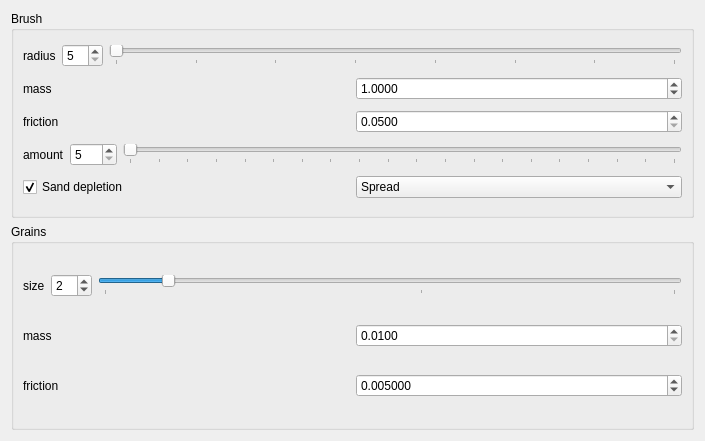
Old version of the form krita/plugins/paintops/sand/wdgsandoptions.ui in the repository KDE/calligra.
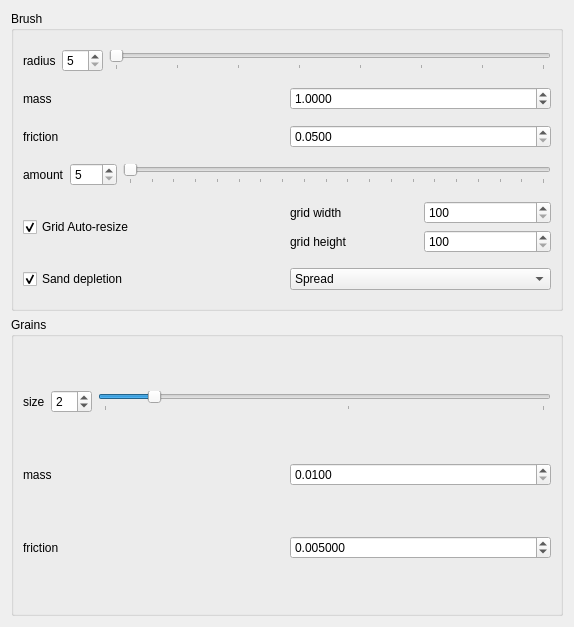
New version of the form.

The edit to the form file:
```diff
--- a/krita/plugins/paintops/sand/wdgsandoptions.ui
+++ b/krita/plugins/paintops/sand/wdgsandoptions.ui
@@ -6,8 +6,8 @@
    <rect>
     <x>0</x>
     <y>0</y>
-    <width>705</width>
-    <height>441</height>
+    <width>574</width>
+    <height>627</height>
    </rect>
   </property>
   <property name="sizePolicy">
@@ -183,6 +183,66 @@
           </item>
          </layout>
         </item>
+        <item>
+         <layout class="QHBoxLayout" name="gridLayout">
+          <item>
+           <widget class="QCheckBox" name="gridAutoResizeCHBox">
+            <property name="text">
+             <string>Grid Auto-resize</string>
+            </property>
+            <property name="checked">
+             <bool>true</bool>
+            </property>
+           </widget>
+          </item>
+          <item>
+           <layout class="QVBoxLayout" name="verticalLayout_3">
+            <item>
+             <layout class="QHBoxLayout" name="gWidthLayout">
+              <item>
+               <widget class="QLabel" name="gridWidthLabel">
+                <property name="text">
+                 <string>grid width</string>
+                </property>
+               </widget>
+              </item>
+              <item>
+               <widget class="QSpinBox" name="gridWidthSpinBox">
+                <property name="minimum">
+                 <number>100</number>
+                </property>
+                <property name="maximum">
+                 <number>9999</number>
+                </property>
+               </widget>
+              </item>
+             </layout>
+            </item>
+            <item>
+             <layout class="QHBoxLayout" name="gHeightLayout">
+              <item>
+               <widget class="QLabel" name="gridHeightLabel">
+                <property name="text">
+                 <string>grid height</string>
+                </property>
+               </widget>
+              </item>
+              <item>
+               <widget class="QSpinBox" name="gridHeightSpinBox">
+                <property name="minimum">
+                 <number>100</number>
+                </property>
+                <property name="maximum">
+                 <number>9999</number>
+                </property>
+               </widget>
+              </item>
+             </layout>
+            </item>
+           </layout>
+          </item>
+         </layout>
+        </item>
         <item>
          <layout class="QVBoxLayout" name="checkablesLayout">
           <item>
```
